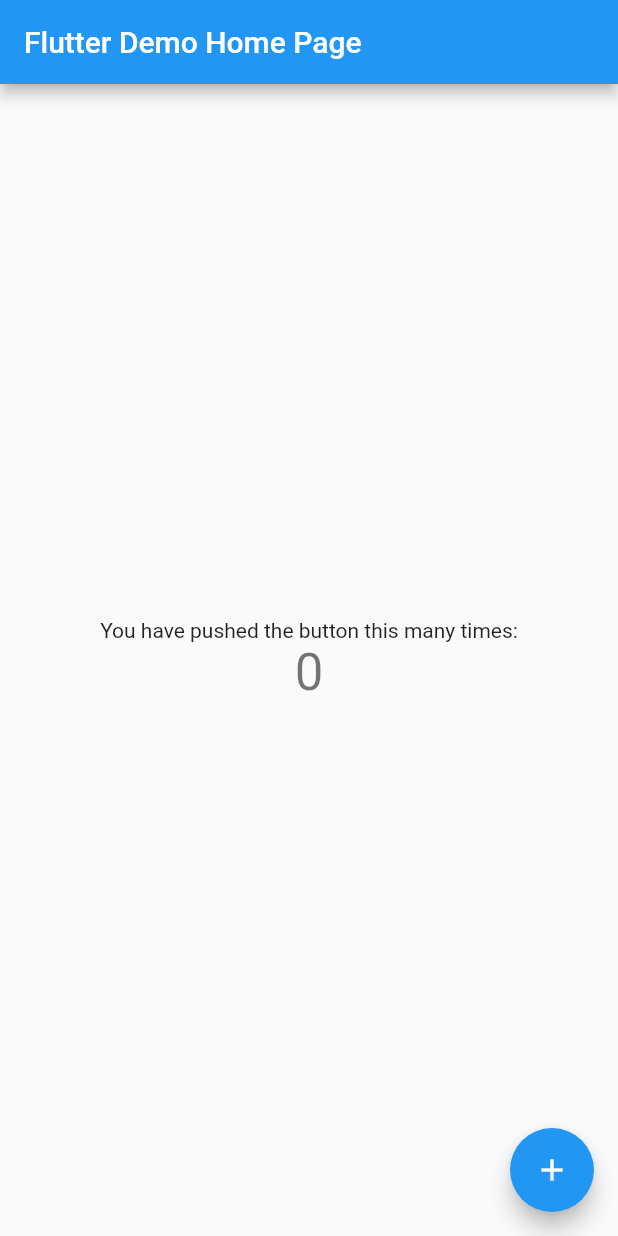
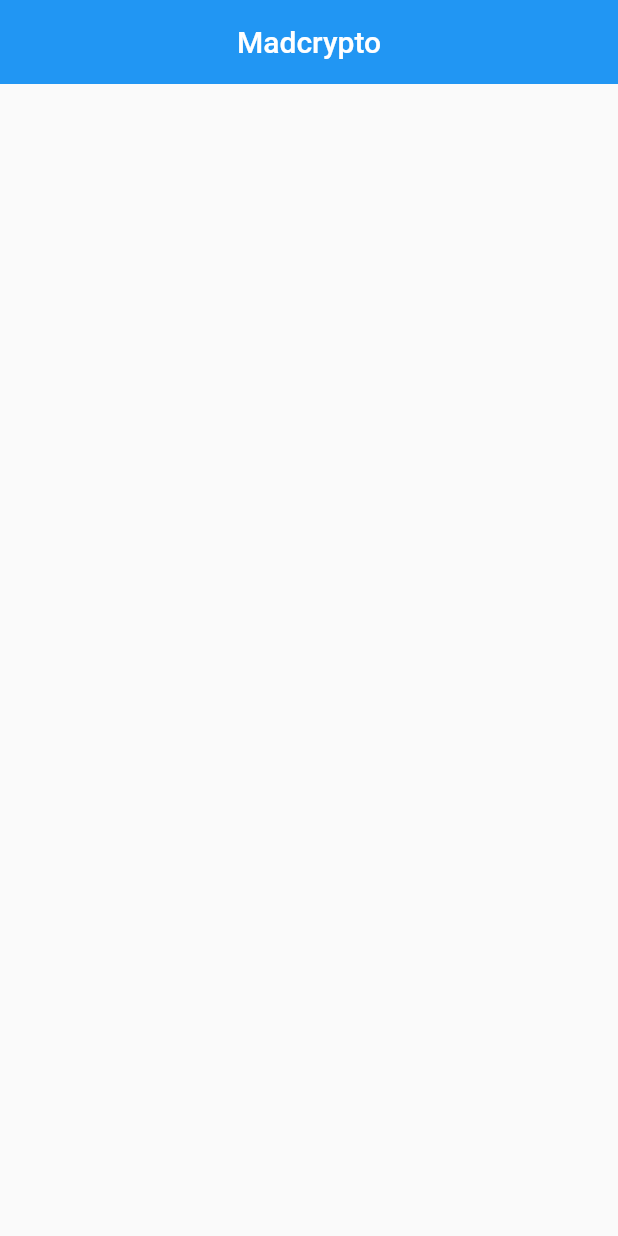
Before and after one commit to sammyodiagbe/madcrypto, a Flutter app: the screen it shows after launch, on a phone screen of 412 x 824 dp. Run offline on Flutter 3.47's test engine with Material 2 defaults, Android fonts, the phone set to English and light mode, and no system bars.

Commit message:
initialized mad crypto app

```diff
--- /dev/null
+++ b/lib/madCrypto.dart
@@ -0,0 +1,16 @@
+// ignore_for_file: prefer_const_constructors
+
+import "package:flutter/material.dart";
+
+class MadCrypto extends StatelessWidget {
+  @override
+  Widget build(BuildContext context) {
+    return Scaffold(
+      appBar: AppBar(
+        title: Text('Madcrypto'),
+        centerTitle: true,
+        elevation: 0,
+      ),
+    );
+  }
+}
--- a/lib/main.dart
+++ b/lib/main.dart
@@ -1,115 +1,18 @@
-import 'package:flutter/material.dart';
+// ignore_for_file: prefer_const_constructors
+
+import "package:flutter/material.dart";
+import 'package:madcrypto/madCrypto.dart';
 
 void main() {
-  runApp(const MyApp());
+  runApp(MadCryptoApp());
 }
 
-class MyApp extends StatelessWidget {
-  const MyApp({Key? key}) : super(key: key);
-
-  // This widget is the root of your application.
+class MadCryptoApp extends StatelessWidget {
   @override
   Widget build(BuildContext context) {
     return MaterialApp(
-      title: 'Flutter Demo',
-      theme: ThemeData(
-        // This is the theme of your application.
-        //
-        // Try running your application with "flutter run". You'll see the
-        // application has a blue toolbar. Then, without quitting the app, try
-        // changing the primarySwatch below to Colors.green and then invoke
-        // "hot reload" (press "r" in the console where you ran "flutter run",
-        // or simply save your changes to "hot reload" in a Flutter IDE).
-        // Notice that the counter didn't reset back to zero; the application
-        // is not restarted.
-        primarySwatch: Colors.blue,
-      ),
-      home: const MyHomePage(title: 'Flutter Demo Home Page'),
+      debugShowCheckedModeBanner: false,
+      home: MadCrypto(),
     );
   }
 }
-
-class MyHomePage extends StatefulWidget {
-  const MyHomePage({Key? key, required this.title}) : super(key: key);
-
-  // This widget is the home page of your application. It is stateful, meaning
-  // that it has a State object (defined below) that contains fields that affect
-  // how it looks.
-
-  // This class is the configuration for the state. It holds the values (in this
-  // case the title) provided by the parent (in this case the App widget) and
-  // used by the build method of the State. Fields in a Widget subclass are
-  // always marked "final".
-
-  final String title;
-
-  @override
-  State<MyHomePage> createState() => _MyHomePageState();
-}
-
-class _MyHomePageState extends State<MyHomePage> {
-  int _counter = 0;
-
-  void _incrementCounter() {
-    setState(() {
-      // This call to setState tells the Flutter framework that something has
-      // changed in this State, which causes it to rerun the build method below
-      // so that the display can reflect the updated values. If we changed
-      // _counter without calling setState(), then the build method would not be
-      // called again, and so nothing would appear to happen.
-      _counter++;
-    });
-  }
-
-  @override
-  Widget build(BuildContext context) {
-    // This method is rerun every time setState is called, for instance as done
-    // by the _incrementCounter method above.
-    //
-    // The Flutter framework has been optimized to make rerunning build methods
-    // fast, so that you can just rebuild anything that needs updating rather
-    // than having to individually change instances of widgets.
-    return Scaffold(
-      appBar: AppBar(
-        // Here we take the value from the MyHomePage object that was created by
-        // the App.build method, and use it to set our appbar title.
-        title: Text(widget.title),
-      ),
-      body: Center(
-        // Center is a layout widget. It takes a single child and positions it
-        // in the middle of the parent.
-        child: Column(
-          // Column is also a layout widget. It takes a list of children and
-          // arranges them vertically. By default, it sizes itself to fit its
-          // children horizontally, and tries to be as tall as its parent.
-          //
-          // Invoke "debug painting" (press "p" in the console, choose the
-          // "Toggle Debug Paint" action from the Flutter Inspector in Android
-          // Studio, or the "Toggle Debug Paint" command in Visual Studio Code)
-          // to see the wireframe for each widget.
-          //
-          // Column has various properties to control how it sizes itself and
-          // how it positions its children. Here we use mainAxisAlignment to
-          // center the children vertically; the main axis here is the vertical
-          // axis because Columns are vertical (the cross axis would be
-          // horizontal).
-          mainAxisAlignment: MainAxisAlignment.center,
-          children: <Widget>[
-            const Text(
-              'You have pushed the button this many times:',
-            ),
-            Text(
-              '$_counter',
-              style: Theme.of(context).textTheme.headline4,
-            ),
-          ],
-        ),
-      ),
-      floatingActionButton: FloatingActionButton(
-        onPressed: _incrementCounter,
-        tooltip: 'Increment',
-        child: const Icon(Icons.add),
-      ), // This trailing comma makes auto-formatting nicer for build methods.
-    );
-  }
-}
```
Also changed, not shown: 1 other file.
